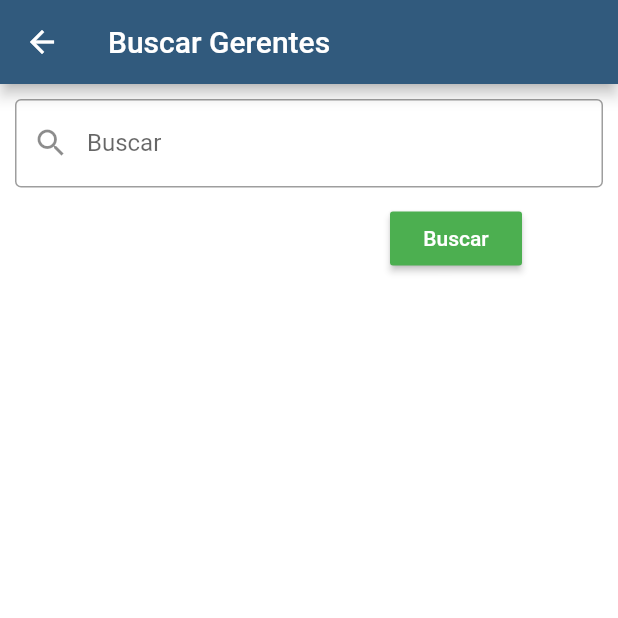
After one commit to AntonioAdelino/Sloc, a Flutter app: the TelaBuscarGetente screen opened directly, after a tap on "Buscar", on a phone screen of 412 x 824 dp, the top half of it. The commit adds this screen. Run offline on Flutter 3.47's test engine with Material 2 defaults, Android fonts, the phone set to English and light mode, and no system bars; our stand-ins replace brasil_fields, sqflite; accounts and stored records are empty.

Commit message:
Listar gerentes implementado

```diff
--- /dev/null
+++ b/sloc_v1/lib/TelaBuscarGerente.dart
@@ -0,0 +1,112 @@
+import 'package:flutter/cupertino.dart';
+import 'package:flutter/material.dart';
+import 'package:v1/dados/dbGerente.dart';
+import 'package:v1/entidades/gerente.dart';
+
+class TelaBuscarGetente extends StatefulWidget {
+  @override
+  _TelaBuscarGetenteState createState() => _TelaBuscarGetenteState();
+}
+
+class _TelaBuscarGetenteState extends State<TelaBuscarGetente> {
+
+  //atributos
+  TextEditingController _buscaController = TextEditingController();
+
+  var _dbGerente = DbGerente();
+  List<Gerente> _gerenteBusca = List<Gerente>();
+
+  _buscarGerente(String gerenteNome) async{
+
+    //_gerenteBusca = null;
+    List gerentes = await _dbGerente.buscarGerente(gerenteNome);
+
+    //criar as instancias vindas do banco
+    List<Gerente> listaTemporaria = List<Gerente>();
+    for( var item in gerentes){
+      Gerente gerente = Gerente.fromMap(item);
+      listaTemporaria.add(gerente);
+    }
+
+    setState(() {
+      _gerenteBusca = listaTemporaria;
+    });
+
+    listaTemporaria = null;
+
+    //print("Lista de gerentes:\n"+gerentes.toString());
+
+
+  }
+
+  @override
+  void initState() {
+    super.initState();
+    //_listarGerentes();
+  }
+
+  @override
+  Widget build(BuildContext context) {
+    return Scaffold(
+        backgroundColor: Colors.white,
+        appBar: AppBar(
+          title: Text("Buscar Gerentes"),
+          backgroundColor: Color(0xff315a7d),
+        ),
+        body: Column(
+          children: <Widget>[
+            Padding(
+              padding: EdgeInsets.fromLTRB(10,10,10,10),
+              child: TextField(
+                controller: _buscaController,
+                keyboardType: TextInputType.text,
+                textCapitalization: TextCapitalization.words,
+                decoration: InputDecoration(
+                  border: OutlineInputBorder(),
+                  prefixIcon: Icon(Icons.search),
+                  labelText: "Buscar",
+                ),
+              ),
+            ),
+
+            Row(
+              children: <Widget>[
+                Padding(
+                  padding: EdgeInsets.fromLTRB(260, 0, 0, 0),
+                ),
+
+                RaisedButton(
+                  color: Colors.green,
+                  textColor: Colors.white,
+                  child: Text("Buscar"),
+                  onPressed: (){
+                    String nome = _buscaController.text;
+                    _buscarGerente(nome);
+                    //bloco card
+                    Expanded(
+                      child: ListView.builder(
+                          itemCount: _gerenteBusca.length,
+                          itemBuilder: (context, index) {
+
+                            final gerente = _gerenteBusca[index];
+
+                            return Card(
+                              child: ListTile(
+                                title: Text( gerente.nome),
+                                subtitle: Text ("CPF: "+gerente.cpf +"\nEmail: "+ gerente.email),
+
+                              ),
+                            );
+                          }
+                      ),
+                    );
+
+                  },
+                ),
+              ],
+            ),
+          ]
+        )
+    );
+  }
+}
--- a/sloc_v1/lib/dados/dbGerente.dart
+++ b/sloc_v1/lib/dados/dbGerente.dart
@@ -53,4 +53,20 @@ class DbGerente {
     return id;
   }
 
+  listarGetentes() async {
+
+    var bancoDados = await db;
+    String sql = "SELECT * FROM $nomeTabela ORDER BY id DESC";
+    List gerentes = await bancoDados.rawQuery(sql);
+    return gerentes;
+  }
+
+  buscarGerente(String gerenteNome) async {
+    var bancoDados = await db;
+    String sql = "SELECT * FROM $nomeTabela WHERE nome = '$gerenteNome'";
+    List gerentes = await bancoDados.rawQuery(sql);
+    print("\n\n"+gerentes.toString());
+    return gerentes;
+  }
+
 }
```
Also changed, not shown: sloc_v1/lib/Index.dart (+21 -3 lines), sloc_v1/lib/TelaCadastroGerente.dart (+15 -11 lines), sloc_v1/lib/TelaListarGerentes.dart (added, +107 -0 lines), sloc_v1/lib/entidades/gerente.dart (+10 -1 lines).
